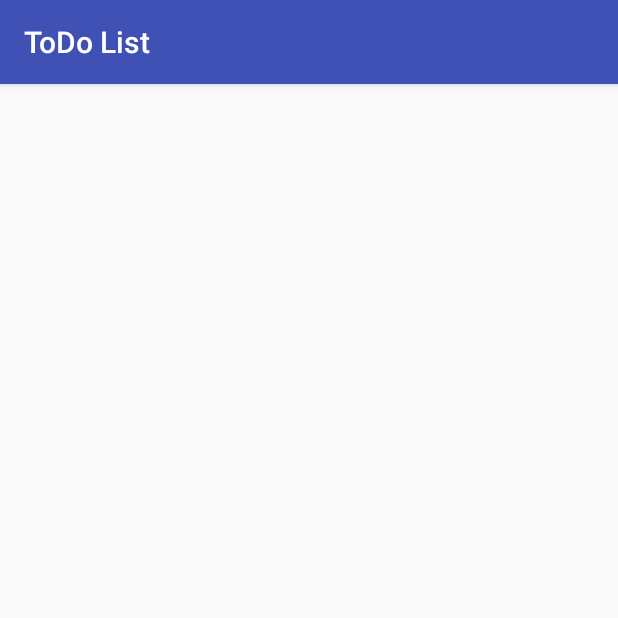
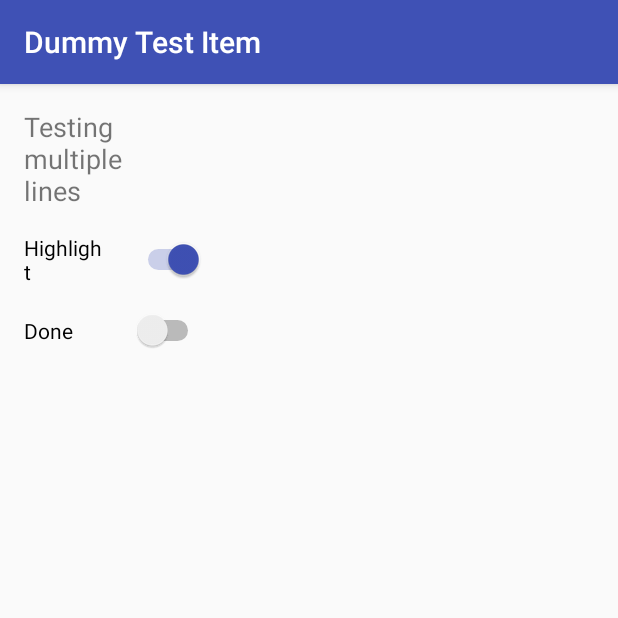
Before and after one commit to MacDragon/ToDo, an Android app: the ViewToDoItemActivity screen opened directly, with no data from a screen before it, on a phone screen of 412 x 824 dp, the top half of it. Run offline under Robolectric (Android 15) with nearby library versions, the phone set to English and light mode, and no system bars.

Commit message:
Expanding the editor and created the item view.

```diff
--- a/app/src/main/AndroidManifest.xml
+++ b/app/src/main/AndroidManifest.xml
@@ -21,7 +21,12 @@
         </activity>
         <activity android:name=".ToDoListActivity">
         </activity>
-        <activity android:name=".ToDoItemEditorActivity">
+        <activity
+            android:name=".ToDoItemEditorActivity"
+            android:parentActivityName=".ToDoListActivity">
+            <meta-data
+                android:name="android.support.PARENT_ACTIVITY"
+                android:value=".ToDoListActivity" />
         </activity>
         <activity android:name=".ViewToDoItemActivity">
         </activity>
--- a/app/src/main/java/fi/metropolia/foobar/todo/ToDoItemEditorActivity.java
+++ b/app/src/main/java/fi/metropolia/foobar/todo/ToDoItemEditorActivity.java
@@ -18,6 +18,7 @@ public class ToDoItemEditorActivity extends AppCompatActivity {
     protected void onCreate(Bundle savedInstanceState) {
         super.onCreate(savedInstanceState);
         setContentView(R.layout.activity_to_do_item_editor);
+        getSupportActionBar().setTitle(dummy.getTitle());
         ((TextView)findViewById(R.id.editTitle)).setText(dummy.getTitle());
         ((TextView)findViewById(R.id.editDesc)).setText(dummy.getDescription());
         ((Switch)findViewById(R.id.highlight)).setChecked(dummy.isHighlight());
@@ -27,17 +28,17 @@ public class ToDoItemEditorActivity extends AppCompatActivity {
         ((NumberPicker)findViewById(R.id.indexPicker)).setValue(3);
 
 
+
     }
 
     public void onAddClick(View v) {
         if (((TextView)findViewById(R.id.editTitle)).getText().toString().isEmpty()) {
             AlertDialog.Builder titleMissing = new AlertDialog.Builder(this);
-            titleMissing.setTitle("Title missing");
+            titleMissing.setTitle("Title missing!");
             titleMissing.setMessage("ToDo item must have a title to be valid.");
             titleMissing.setPositiveButton("Ok", new DialogInterface.OnClickListener() {
                 @Override
                 public void onClick(DialogInterface dialog, int which) {
-
                 }
             });
             titleMissing.show();
@@ -54,6 +55,8 @@ public class ToDoItemEditorActivity extends AppCompatActivity {
             dummy.setDone(isDone);
             dummy.setHighlight(isHighlighted);
             Log.d("ToDo", dummy.toString());
+
+            finish();
         }
     }
 
@@ -64,7 +67,7 @@ public class ToDoItemEditorActivity extends AppCompatActivity {
         confirmDelete.setPositiveButton("Yes", new DialogInterface.OnClickListener() {
             @Override
             public void onClick(DialogInterface dialog, int which) {
-
+                finish();
             }
         });
         confirmDelete.setNegativeButton("Cancel", null).show();
--- a/app/src/main/java/fi/metropolia/foobar/todo/ViewToDoItemActivity.java
+++ b/app/src/main/java/fi/metropolia/foobar/todo/ViewToDoItemActivity.java
@@ -2,12 +2,28 @@ package fi.metropolia.foobar.todo;
 
 import android.support.v7.app.AppCompatActivity;
 import android.os.Bundle;
+import android.util.Log;
+import android.view.View;
+import android.widget.Switch;
+import android.widget.TextView;
 
 public class ViewToDoItemActivity extends AppCompatActivity {
+    ToDoItem dummy = new ToDoItem("Dummy Test Item", "Testing\nmultiple\nlines", true);
 
     @Override
     protected void onCreate(Bundle savedInstanceState) {
         super.onCreate(savedInstanceState);
         setContentView(R.layout.activity_view_to_do_item);
+        getSupportActionBar().setTitle(dummy.getTitle());
+        ((TextView)findViewById(R.id.showDesc)).setText(dummy.getDescription());
+        ((Switch)findViewById(R.id.showHighlight)).setChecked(dummy.isHighlight());
+        ((Switch)findViewById(R.id.showDone)).setChecked(dummy.isDone());
+    }
+
+    @Override
+    public void finish() {
+        super.finish();
+        dummy.setHighlight(((Switch)findViewById(R.id.showHighlight)).isChecked());
+        dummy.setDone(((Switch)findViewById(R.id.showDone)).isChecked());
     }
 }
--- a/app/src/main/res/layout/activity_to_do_item_editor.xml
+++ b/app/src/main/res/layout/activity_to_do_item_editor.xml
@@ -25,7 +25,7 @@
 
     <EditText
         android:id="@+id/editDesc"
-        android:layout_width="352dp"
+        android:layout_width="0dp"
         android:layout_height="wrap_content"
         android:layout_marginStart="16dp"
         android:layout_marginLeft="16dp"
--- a/app/src/main/res/layout/activity_view_to_do_item.xml
+++ b/app/src/main/res/layout/activity_view_to_do_item.xml
@@ -7,4 +7,45 @@
         android:layout_height="match_parent"
         tools:context=".ViewToDoItemActivity">
 
+    <Switch
+        android:id="@+id/showHighlight"
+        android:layout_width="120dp"
+        android:layout_height="wrap_content"
+        android:layout_marginStart="16dp"
+        android:layout_marginLeft="16dp"
+        android:layout_marginTop="16dp"
+        android:onClick="onHighlightChange"
+        android:switchPadding="16dp"
+        android:text="Highlight"
+        app:layout_constraintStart_toStartOf="parent"
+        app:layout_constraintTop_toBottomOf="@+id/showDesc" />
+
+    <Switch
+        android:id="@+id/showDone"
+        android:layout_width="120dp"
+        android:layout_height="wrap_content"
+        android:layout_marginStart="16dp"
+        android:layout_marginLeft="16dp"
+        android:layout_marginTop="16dp"
+        android:onClick="onDoneChange"
+        android:text="Done"
+        app:layout_constraintStart_toStartOf="parent"
+        app:layout_constraintTop_toBottomOf="@+id/showHighlight" />
+
+    <TextView
+        android:id="@+id/showDesc"
+        android:layout_width="0dp"
+        android:layout_height="wrap_content"
+        android:layout_marginStart="16dp"
+        android:layout_marginLeft="16dp"
+        android:layout_marginTop="16dp"
+        android:layout_marginEnd="16dp"
+        android:layout_marginRight="16dp"
+        android:maxLines="5"
+        android:text="Description"
+        android:textSize="18sp"
+        app:layout_constraintEnd_toEndOf="parent"
+        app:layout_constraintStart_toStartOf="parent"
+        app:layout_constraintTop_toTopOf="parent" />
+
 </android.support.constraint.ConstraintLayout>
```
